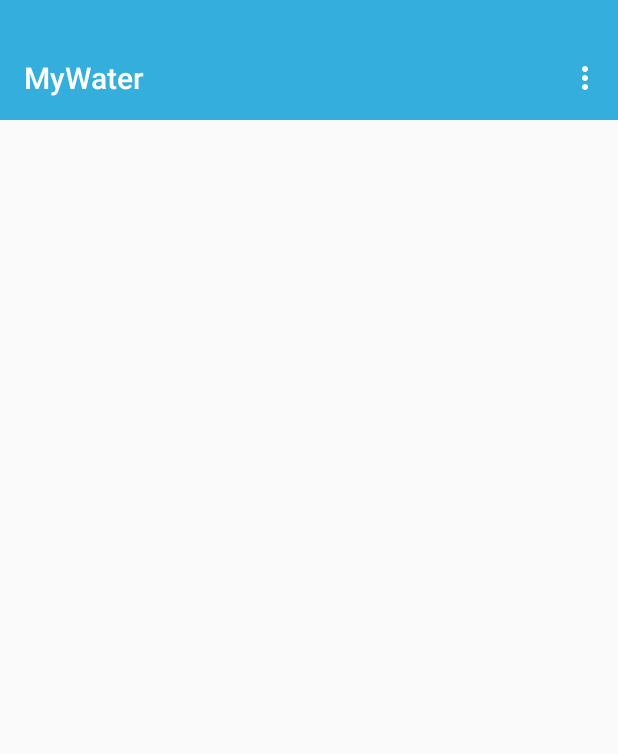
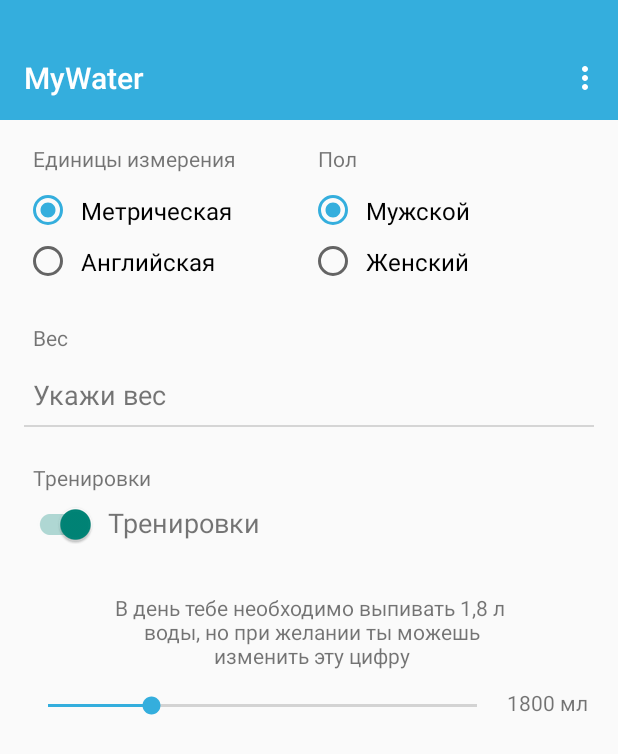
Before and after one commit to alexrm/MyWater, an Android app: the screen it shows after launch (MainActivity), on a phone screen of 412 x 824 dp. Shown: the top 754 px of the screen. Run offline under Robolectric (Android 15) with nearby library versions, the phone set to English and light mode, and no system bars.

Commit message:
Added settings fragment

```diff
--- a/app/src/main/java/com/rm/mywater/MainActivity.java
+++ b/app/src/main/java/com/rm/mywater/MainActivity.java
@@ -5,6 +5,7 @@
 import android.view.MenuItem;
 
 import com.rm.mywater.base.BaseActivity;
+import com.rm.mywater.ui.SettingsFragment;
 
 
 public class MainActivity extends BaseActivity {
@@ -16,6 +17,8 @@
         super.onCreate(savedInstanceState);
         setContentView(R.layout.activity_main);
 
+        getSupportFragmentManager().beginTransaction()
+                .replace(R.id.container, new SettingsFragment()).commit();
     }
 
     @Override
@@ -40,4 +43,5 @@
 
         return super.onOptionsItemSelected(item);
     }
+
 }
--- /dev/null
+++ b/app/src/main/java/com/rm/mywater/base/BaseFragment.java
@@ -0,0 +1,20 @@
+package com.rm.mywater.base;
+
+import android.app.Activity;
+import android.support.v4.app.Fragment;
+import android.support.v7.widget.Toolbar;
+
+/**
+ * Created by alex on 19/04/15.
+ */
+public class BaseFragment extends Fragment {
+
+    protected Toolbar mToolbar;
+
+    @Override
+    public void onAttach(Activity activity) {
+        super.onAttach(activity);
+
+        mToolbar = ((BaseActivity) activity).getToolbar();
+    }
+}
--- a/app/src/main/java/com/rm/mywater/schedule/DrinkReceiver.java
+++ b/app/src/main/java/com/rm/mywater/schedule/DrinkReceiver.java
@@ -1,10 +1,15 @@
 package com.rm.mywater.schedule;
 
+import android.app.NotificationManager;
+import android.app.PendingIntent;
 import android.content.BroadcastReceiver;
 import android.content.Context;
 import android.content.Intent;
+import android.support.v4.app.NotificationCompat;
+import android.support.v4.app.TaskStackBuilder;
 import android.util.Log;
 
+import com.rm.mywater.MainActivity;
 import com.rm.mywater.util.Prefs;
 import com.rm.mywater.util.TimeUtil;
 
@@ -28,7 +33,31 @@
 
         if (TimeUtil.isNotificationTime()) {
 
-            // TODO implement notification sending
+            NotificationCompat.Builder mBuilder =
+                    new NotificationCompat.Builder(context)
+                            .setSmallIcon(android.R.drawable.stat_notify_chat)
+                            .setContentTitle("Water")
+                            .setContentText("Time to drink!");
+
+            Intent resultIntent = new Intent(context, MainActivity.class);
+
+            TaskStackBuilder stackBuilder = TaskStackBuilder.create(context);
+
+            stackBuilder.addParentStack(MainActivity.class);
+            stackBuilder.addNextIntent(resultIntent);
+
+            PendingIntent resultPendingIntent =
+                    stackBuilder.getPendingIntent(
+                            0,
+                            PendingIntent.FLAG_UPDATE_CURRENT
+                    );
+
+            mBuilder.setContentIntent(resultPendingIntent);
+
+            NotificationManager mNotificationManager =
+                    (NotificationManager) context.getSystemService(Context.NOTIFICATION_SERVICE);
+
+            mNotificationManager.notify(100, mBuilder.build());
         }
     }
 }
--- /dev/null
+++ b/app/src/main/java/com/rm/mywater/ui/SettingsFragment.java
@@ -0,0 +1,39 @@
+package com.rm.mywater.ui;
+
+
+import android.app.Fragment;
+import android.os.Bundle;
+import android.view.LayoutInflater;
+import android.view.View;
+import android.view.ViewGroup;
+
+import com.rm.mywater.R;
+import com.rm.mywater.base.BaseFragment;
+
+/**
+ * A simple {@link Fragment} subclass.
+ */
+public class SettingsFragment extends BaseFragment {
+
+
+    public SettingsFragment() {
+        // Required empty public constructor
+    }
+
+
+    @Override
+    public View onCreateView(LayoutInflater inflater, ViewGroup container,
+                             Bundle savedInstanceState) {
+        // Inflate the layout for this fragment
+        return inflater.inflate(R.layout.fragment_settings, container, false);
+    }
+
+    @Override
+    public void onViewCreated(View view, Bundle savedInstanceState) {
+        super.onViewCreated(view, savedInstanceState);
+
+
+    }
+
+
+}
--- a/app/src/main/java/com/rm/mywater/util/TimeUtil.java
+++ b/app/src/main/java/com/rm/mywater/util/TimeUtil.java
@@ -26,34 +26,35 @@
 
     public static long getToday() {
 
-        // FIXME 2 calendars look like a shit
+        Calendar calendar = Calendar.getInstance();
 
-        Calendar actual = Calendar.getInstance();
-        Calendar result = Calendar.getInstance();
+        int year    = calendar.get(Calendar.YEAR);
+        int month   = calendar.get(Calendar.MONTH);
+        int day     = calendar.get(Calendar.DAY_OF_MONTH);
 
-        int year    = actual.get(Calendar.YEAR);
-        int month   = actual.get(Calendar.MONTH);
-        int day     = actual.get(Calendar.DAY_OF_MONTH);
+        calendar.set(year, month, day, 0, 0, 0);
 
-        result.set(year, month, day, 0, 0, 0);
+        long result = calendar.getTimeInMillis()/1000;
 
-        return result.getTimeInMillis()/1000;
+        Log.d(TAG, "Today in millis: " + result);
+
+        return result;
     }
 
     public static boolean isNotificationTime() {
 
         Calendar currentTime = Calendar.getInstance();
 
-        int start = Prefs.get(sContext).getInt(Prefs.KEY_ALARM_START_FROM, 9);
-        int end   = Prefs.get(sContext).getInt(Prefs.KEY_ALARM_WORK_UNTIL, 18);
-
-        Log.d(TAG, "Start time: " + start + " End time: " + end);
-
         int hourOfDay = currentTime.get(Calendar.HOUR_OF_DAY);
 
         Log.d(TAG, "Hour of day: " + hourOfDay);
 
-        return hourOfDay >= start && hourOfDay < end;
+        int start = Prefs.get(sContext).getInt(Prefs.KEY_ALARM_START_FROM, 9);
+        int end   = Prefs.get(sContext).getInt(Prefs.KEY_ALARM_WORK_UNTIL, 18);
+
+        Log.d(TAG, "Start hour: " + start + " End hour: " + end);
+
+        return (hourOfDay == start && hourOfDay == end) || (hourOfDay >= start && hourOfDay < end);
 
     }
 
--- /dev/null
+++ b/app/src/main/res/layout/fragment_settings.xml
@@ -0,0 +1,216 @@
+<RelativeLayout
+    xmlns:android="http://schemas.android.com/apk/res/android"
+    xmlns:tools="http://schemas.android.com/tools"
+    android:layout_width="match_parent"
+    android:layout_height="match_parent"
+    tools:context="com.rm.mywater.ui.SettingsFragment"
+    android:paddingLeft="16dp"
+    android:paddingRight="16dp">
+
+    <LinearLayout
+        android:id="@+id/radio_box"
+        android:layout_width="match_parent"
+        android:layout_height="wrap_content"
+        android:orientation="horizontal"
+        android:paddingTop="16dp"
+        android:paddingBottom="16dp"
+        android:weightSum="2"
+        android:baselineAligned="false">
+
+        <RelativeLayout
+            android:layout_width="0dp"
+            android:layout_height="wrap_content"
+            android:layout_weight="1"
+            android:layout_gravity="start">
+
+            <TextView
+                android:id="@+id/metric_unit"
+                android:layout_width="wrap_content"
+                android:layout_height="wrap_content"
+                android:paddingRight="6dp"
+                android:paddingLeft="6dp"
+                android:textSize="14sp"
+                android:text="@string/settings_metric_unit"/>
+
+            <RadioGroup
+                android:layout_width="wrap_content"
+                android:layout_height="wrap_content"
+                android:layout_below="@id/metric_unit"
+                android:layout_marginTop="8dp">
+
+                <RadioButton
+                    android:id="@+id/radio_metric"
+                    android:layout_width="wrap_content"
+                    android:layout_height="wrap_content"
+                    android:padding="6dp"
+                    android:textSize="16sp"
+                    android:text="@string/settings_metric_units"
+                    android:checked="true"
+                    />
+
+                <RadioButton
+                    android:id="@+id/radio_english"
+                    android:layout_width="wrap_content"
+                    android:layout_height="wrap_content"
+                    android:padding="6dp"
+                    android:textSize="16sp"
+                    android:text="@string/settings_english_units"
+                    />
+
+                </RadioGroup>
+        </RelativeLayout>
+
+        <RelativeLayout
+            android:layout_width="0dp"
+            android:layout_height="wrap_content"
+            android:layout_weight="1"
+            android:layout_gravity="end">
+
+            <TextView
+                android:id="@+id/gender"
+                android:layout_width="wrap_content"
+                android:layout_height="wrap_content"
+                android:paddingRight="6dp"
+                android:paddingLeft="6dp"
+                android:textSize="14sp"
+                android:text="@string/settings_gender"/>
+
+            <RadioGroup
+                android:layout_width="wrap_content"
+                android:layout_height="wrap_content"
+                android:layout_below="@id/gender"
+                android:layout_marginTop="8dp">
+
+                <RadioButton
+                    android:id="@+id/radio_male"
+                    android:layout_width="wrap_content"
+                    android:layout_height="wrap_content"
+                    android:padding="6dp"
+                    android:textSize="16sp"
+                    android:text="@string/settings_male"
+                    android:checked="true"
+                    />
+
+                <RadioButton
+                    android:id="@+id/radio_female"
+                    android:layout_width="wrap_content"
+                    android:layout_height="wrap_content"
+                    android:padding="6dp"
+                    android:textSize="16sp"
+                    android:text="@string/settings_female"
+                    />
+
+            </RadioGroup>
+
+        </RelativeLayout>
+
+    </LinearLayout>
+
+    <TextView
+        android:id="@+id/weight_text"
+        android:layout_width="wrap_content"
+        android:layout_height="wrap_content"
+        android:layout_below="@id/radio_box"
+        android:paddingRight="6dp"
+        android:paddingLeft="6dp"
+        android:layout_marginTop="8dp"
+        android:textSize="14sp"
+        android:text="@string/settings_weight"/>
+
+    <TextView
+        android:id="@+id/set_weight_text"
+        android:layout_width="wrap_content"
+        android:layout_height="wrap_content"
+        android:layout_below="@id/weight_text"
+        android:paddingRight="6dp"
+        android:paddingLeft="6dp"
+        android:layout_marginTop="16dp"
+        android:textSize="18sp"
+        android:text="@string/settings_set_weight"
+        android:clickable="true"/>
+
+    <View
+        android:id="@+id/weight_separator"
+        android:layout_width="match_parent"
+        android:layout_height="1dp"
+        android:layout_below="@id/set_weight_text"
+        android:layout_marginTop="8dp"
+        android:layout_marginBottom="16dp"
+        android:background="#cccc"
+        />
+
+    <TextView
+        android:id="@+id/training_text"
+        android:layout_width="wrap_content"
+        android:layout_height="wrap_content"
+        android:layout_below="@id/weight_separator"
+        android:paddingRight="6dp"
+        android:paddingLeft="6dp"
+        android:layout_marginTop="8dp"
+        android:textSize="14sp"
+        android:text="@string/settings_trainings"/>
+
+    <android.support.v7.widget.SwitchCompat
+        android:id="@+id/training_switch"
+        android:layout_width="wrap_content"
+        android:layout_height="wrap_content"
+        android:layout_below="@id/training_text"
+        android:layout_marginTop="8dp"
+        android:layout_marginBottom="16dp"
+        android:checked="true"/>
+
+    <TextView
+        android:id="@+id/trainings_switch_text"
+        android:layout_width="wrap_content"
+        android:layout_height="wrap_content"
+        android:layout_below="@id/training_text"
+        android:layout_toRightOf="@id/training_switch"
+        android:layout_toEndOf="@+id/training_switch"
+        android:layout_marginLeft="8dp"
+        android:layout_marginStart="8dp"
+        android:layout_marginTop="8dp"
+        android:textSize="18sp"
+        android:text="@string/settings_trainings"
+        android:clickable="true"/>
+
+    <TextView
+        android:id="@+id/volume"
+        android:layout_width="wrap_content"
+        android:layout_height="wrap_content"
+        android:layout_centerHorizontal="true"
+        android:layout_below="@id/training_switch"
+        android:layout_marginTop="16dp"
+        android:textSize="14sp"
+        android:text="В день тебе необходимо выпивать 1,8 л\n воды, но при желании ты можешь\n изменить эту цифру"
+        android:gravity="center"
+        />
+
+    <TextView
+        android:id="@+id/volume_text"
+        android:layout_width="wrap_content"
+        android:layout_height="28dp"
+        android:layout_alignParentEnd="true"
+        android:layout_alignParentRight="true"
+        android:layout_below="@id/volume"
+        android:layout_marginTop="8dp"
+        android:layout_marginLeft="4dp"
+        android:layout_marginRight="4dp"
+        android:gravity="center_vertical"
+        android:textSize="14sp"
+        android:text="1800 мл"
+        />
+
+    <SeekBar
+        android:id="@+id/volume_seek"
+        android:layout_width="match_parent"
+        android:layout_height="32dp"
+        android:layout_below="@id/volume"
+        android:layout_toLeftOf="@id/volume_text"
+        android:layout_toStartOf="@id/volume_text"
+        android:layout_marginTop="8dp"
+        android:gravity="center_vertical"
+        android:paddingLeft="16dp"
+        android:paddingRight="16dp"
+        android:progress="24"/>
+
+</RelativeLayout>
--- /dev/null
+++ b/app/src/main/res/values-v21/styles.xml
@@ -0,0 +1,10 @@
+<?xml version="1.0" encoding="utf-8"?>
+<resources>
+
+    <style name="AppTheme" parent="Theme.AppCompat.Light.NoActionBar">
+        <item name="android:windowTranslucentStatus">true</item>
+        <item name="android:colorPrimary">@color/color_primary</item>
+        <item name="android:colorAccent">@color/color_accent</item>
+        <item name="android:colorControlActivated">@color/color_primary</item>
+    </style>
+</resources>
--- a/app/src/main/res/values/colors.xml
+++ b/app/src/main/res/values/colors.xml
@@ -2,10 +2,13 @@
 <resources>
     <item name="color_primary" type="color">#34aedd</item>
     <item name="color_primary_dark" type="color">#2c94bc</item>
-    <item name="window_background" type="color">#fff</item>
+    <item name="window_background" type="color">#e2f2f8</item>
     <item name="color_accent" type="color">#EEEEEE</item>
     <item name="color_accent_dark" type="color">#E0E0E0</item>
+    <item name="color_activated_highlight" type="color">#c4d5db</item>
     <item name="color_white" type="color">#fff</item>
+
+
 
     <!--TODO These attrs are keeping here for nav drawer-->
     <!--<color name="navigation_profile_background">#3f506c</color>-->
--- a/app/src/main/res/values/strings.xml
+++ b/app/src/main/res/values/strings.xml
@@ -1,6 +1,18 @@
 <resources>
     <string name="app_name">MyWater</string>
 
-    <string name="hello_world">Hello world!</string>
     <string name="action_settings">Settings</string>
+
+    <string name="settings_metric_unit">Единицы измерения</string>
+    <string name="settings_english_units">Английская</string>
+    <string name="settings_metric_units">Метрическая</string>
+
+    <string name="settings_gender">Пол</string>
+    <string name="settings_male">Мужской</string>
+    <string name="settings_female">Женский</string>
+
+    <string name="settings_weight">Вес</string>
+    <string name="settings_set_weight">Укажи вес</string>
+    <string name="settings_trainings">Тренировки</string>
+
 </resources>
--- a/app/src/main/res/values/styles.xml
+++ b/app/src/main/res/values/styles.xml
@@ -5,6 +5,7 @@
         <item name="android:windowBackground">@color/window_background</item>
         <item name="colorPrimary">@color/color_primary</item>
         <item name="colorAccent">@color/color_accent</item>
+        <item name="android:colorActivatedHighlight">@color/color_activated_highlight</item>
 
     </style>
 
```
